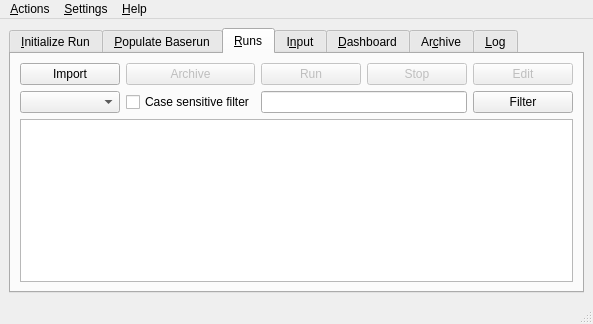
First picture: the form in src/gui/solps.ui, repository LeCAD-PEG/SOLPS-GUI, before the edit.
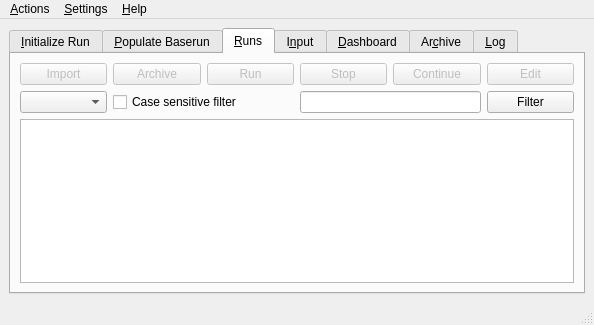
Second picture: the form after the edit. Custom widgets are drawn as their Qt base class.

Commit message: Add Continue logic

The edit to the form file:
```diff
--- a/src/gui/solps.ui
+++ b/src/gui/solps.ui
@@ -9,8 +9,8 @@
    <rect>
     <x>0</x>
     <y>0</y>
-    <width>593</width>
-    <height>324</height>
+    <width>594</width>
+    <height>325</height>
    </rect>
   </property>
   <property name="sizePolicy">
@@ -326,42 +326,15 @@
        <attribute name="title">
         <string>&amp;Runs</string>
        </attribute>
-       <layout class="QGridLayout" name="gridLayout_4">
-        <item row="0" column="3">
-         <widget class="QPushButton" name="pushButton_Stop">
-          <property name="enabled">
-           <bool>false</bool>
-          </property>
-          <property name="text">
-           <string>Stop</string>
-          </property>
-         </widget>
-        </item>
-        <item row="0" column="4">
-         <widget class="QPushButton" name="pushButton_Edit">
-          <property name="enabled">
-           <bool>false</bool>
-          </property>
-          <property name="text">
-           <string>Edit</string>
-          </property>
-         </widget>
-        </item>
-        <item row="3" column="0" colspan="5">
-         <widget class="QTreeView" name="treeViewRuns">
-          <property name="dragEnabled">
-           <bool>false</bool>
-          </property>
-          <property name="alternatingRowColors">
-           <bool>true</bool>
-          </property>
-          <property name="textElideMode">
-           <enum>Qt::ElideRight</enum>
-          </property>
-         </widget>
-        </item>
+       <layout class="QGridLayout" name="gridLayout">
         <item row="0" column="0">
          <widget class="QPushButton" name="pushButton_8">
+          <property name="enabled">
+           <bool>false</bool>
+          </property>
+          <property name="toolTip">
+           <string>Imports existing run from elsewhere (with possible conversion) and puts it under selected tree.</string>
+          </property>
           <property name="text">
            <string>Import</string>
           </property>
@@ -387,27 +360,78 @@
           </property>
          </widget>
         </item>
-        <item row="2" column="2" colspan="2">
+        <item row="0" column="3">
+         <widget class="QPushButton" name="pushButton_Stop">
+          <property name="enabled">
+           <bool>false</bool>
+          </property>
+          <property name="toolTip">
+           <string>Creates b2mn.exe.dir/.quit that
+should eventually stop the run.</string>
+          </property>
+          <property name="text">
+           <string>Stop</string>
+          </property>
+         </widget>
+        </item>
+        <item row="0" column="4">
+         <widget class="QPushButton" name="pushButton_Continue">
+          <property name="enabled">
+           <bool>false</bool>
+          </property>
+          <property name="toolTip">
+           <string>Copies b2fstate to b2fstatei
+and starts the run</string>
+          </property>
+          <property name="text">
+           <string>Continue</string>
+          </property>
+         </widget>
+        </item>
+        <item row="0" column="5">
+         <widget class="QPushButton" name="pushButton_Edit">
+          <property name="enabled">
+           <bool>false</bool>
+          </property>
+          <property name="text">
+           <string>Edit</string>
+          </property>
+         </widget>
+        </item>
+        <item row="1" column="0">
+         <widget class="QComboBox" name="comboBoxRunFilterType"/>
+        </item>
+        <item row="1" column="1" colspan="2">
+         <widget class="QCheckBox" name="filterCaseSensitivityCheckBox">
+          <property name="text">
+           <string>Case sensitive filter</string>
+          </property>
+         </widget>
+        </item>
+        <item row="1" column="3" colspan="2">
          <widget class="QLineEdit" name="lineEditRunFilter">
           <property name="text">
            <string/>
           </property>
          </widget>
         </item>
-        <item row="2" column="0">
-         <widget class="QComboBox" name="comboBoxRunFilterType"/>
-        </item>
-        <item row="2" column="4">
+        <item row="1" column="5">
          <widget class="QPushButton" name="pushButton_Filter">
           <property name="text">
            <string>Filter</string>
           </property>
          </widget>
         </item>
-        <item row="2" column="1">
-         <widget class="QCheckBox" name="filterCaseSensitivityCheckBox">
-          <property name="text">
-           <string>Case sensitive filter</string>
+        <item row="2" column="0" colspan="6">
+         <widget class="QTreeView" name="treeViewRuns">
+          <property name="dragEnabled">
+           <bool>false</bool>
+          </property>
+          <property name="alternatingRowColors">
+           <bool>true</bool>
+          </property>
+          <property name="textElideMode">
+           <enum>Qt::ElideRight</enum>
           </property>
          </widget>
         </item>
@@ -627,7 +651,7 @@
     <rect>
      <x>0</x>
      <y>0</y>
-     <width>593</width>
+     <width>594</width>
      <height>20</height>
     </rect>
    </property>
```
Left out of the diff: 6 changed lines with no effect on the pictures. The commit also changes 1 other file.
